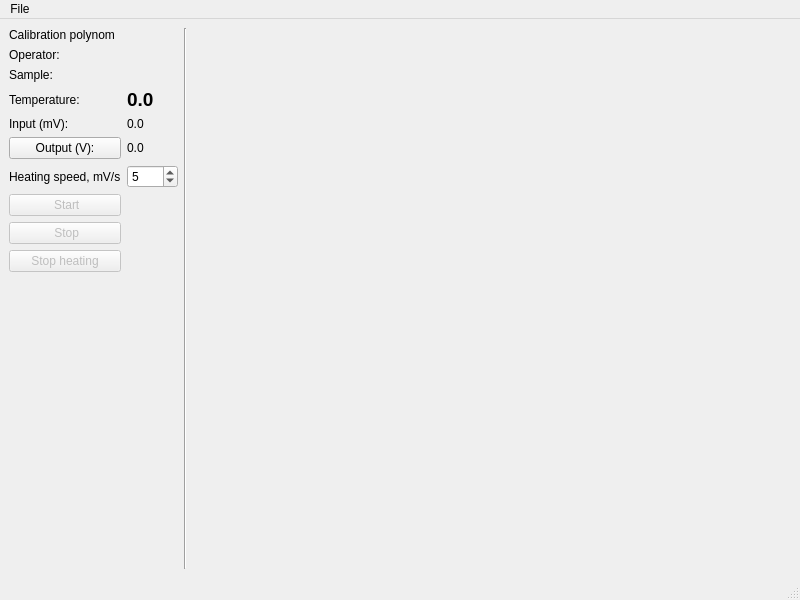
Before: the Qt Designer form assets/MainWindow.ui in ioyurev/vta-collection, drawn with Qt 5.
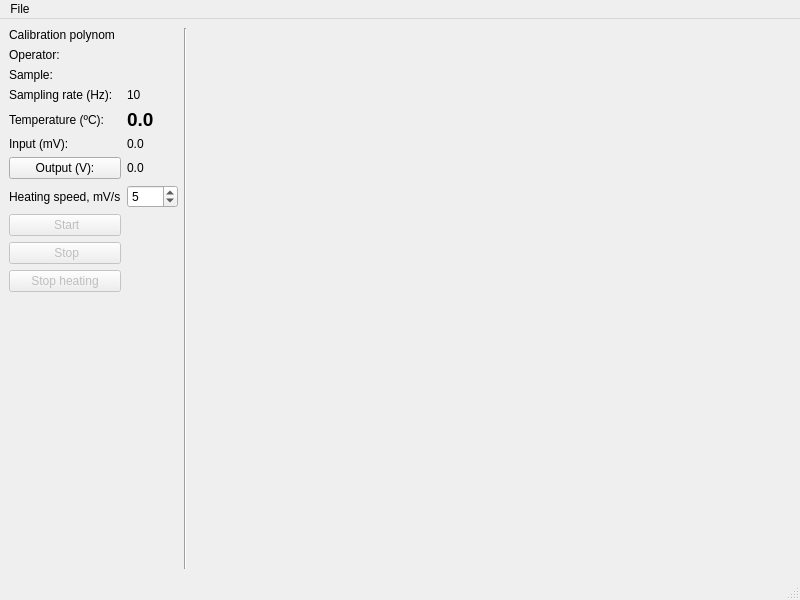
After: the same form once the commit is applied. Icons and pictures are not drawn.

Commit message: feat: add sampling rate display and reduce plot rate

The edit to the form file:
```diff
--- a/assets/MainWindow.ui
+++ b/assets/MainWindow.ui
@@ -21,74 +21,7 @@
    <layout class="QGridLayout" name="gridLayout" columnstretch="0,0,1">
     <item row="0" column="0">
      <layout class="QGridLayout" name="gridLayout_2">
-      <item row="12" column="0">
-       <widget class="QPushButton" name="btn_stop_heat">
-        <property name="enabled">
-         <bool>false</bool>
-        </property>
-        <property name="text">
-         <string>Stop heating</string>
-        </property>
-        <property name="icon">
-         <iconset theme="QIcon::ThemeIcon::DialogError"/>
-        </property>
-       </widget>
-      </item>
-      <item row="10" column="0">
-       <widget class="QPushButton" name="btn_start">
-        <property name="enabled">
-         <bool>false</bool>
-        </property>
-        <property name="text">
-         <string> Start</string>
-        </property>
-        <property name="icon">
-         <iconset theme="QIcon::ThemeIcon::MediaPlaybackStart"/>
-        </property>
-       </widget>
-      </item>
-      <item row="8" column="1">
-       <widget class="QLabel" name="label_output">
-        <property name="text">
-         <string>0.0</string>
-        </property>
-       </widget>
-      </item>
-      <item row="5" column="0" colspan="2">
-       <widget class="QLabel" name="label_sample">
-        <property name="text">
-         <string>Sample:</string>
-        </property>
-       </widget>
-      </item>
-      <item row="3" column="0" colspan="2">
-       <widget class="QLabel" name="label_calibration">
-        <property name="text">
-         <string>Calibration polynom</string>
-        </property>
-       </widget>
-      </item>
-      <item row="9" column="0">
-       <widget class="QLabel" name="label">
-        <property name="text">
-         <string>Heating speed, mV/s</string>
-        </property>
-       </widget>
-      </item>
-      <item row="11" column="0">
-       <widget class="QPushButton" name="btn_stop">
-        <property name="enabled">
-         <bool>false</bool>
-        </property>
-        <property name="text">
-         <string> Stop</string>
-        </property>
-        <property name="icon">
-         <iconset theme="QIcon::ThemeIcon::MediaPlaybackStop"/>
-        </property>
-       </widget>
-      </item>
-      <item row="14" column="1">
+      <item row="15" column="1">
        <spacer name="verticalSpacer">
         <property name="orientation">
          <enum>Qt::Orientation::Vertical</enum>
@@ -101,14 +34,89 @@
         </property>
        </spacer>
       </item>
+      <item row="9" column="1">
+       <widget class="QLabel" name="label_output">
+        <property name="text">
+         <string>0.0</string>
+        </property>
+       </widget>
+      </item>
+      <item row="3" column="0" colspan="2">
+       <widget class="QLabel" name="label_calibration">
+        <property name="text">
+         <string>Calibration polynom</string>
+        </property>
+       </widget>
+      </item>
+      <item row="10" column="0">
+       <widget class="QLabel" name="label">
+        <property name="text">
+         <string>Heating speed, mV/s</string>
+        </property>
+       </widget>
+      </item>
+      <item row="12" column="0">
+       <widget class="QPushButton" name="btn_stop">
+        <property name="enabled">
+         <bool>false</bool>
+        </property>
+        <property name="text">
+         <string> Stop</string>
+        </property>
+        <property name="icon">
+         <iconset theme="QIcon::ThemeIcon::MediaPlaybackStop"/>
+        </property>
+       </widget>
+      </item>
+      <item row="5" column="0" colspan="2">
+       <widget class="QLabel" name="label_sample">
+        <property name="text">
+         <string>Sample:</string>
+        </property>
+       </widget>
+      </item>
+      <item row="8" column="1">
+       <widget class="QLabel" name="label_input">
+        <property name="text">
+         <string>0.0</string>
+        </property>
+       </widget>
+      </item>
       <item row="7" column="0">
+       <widget class="QLabel" name="label_temp">
+        <property name="text">
+         <string>Temperature (ºC):</string>
+        </property>
+       </widget>
+      </item>
+      <item row="9" column="0">
+       <widget class="QPushButton" name="btn_output">
+        <property name="text">
+         <string>Output (V):</string>
+        </property>
+       </widget>
+      </item>
+      <item row="11" column="0">
+       <widget class="QPushButton" name="btn_start">
+        <property name="enabled">
+         <bool>false</bool>
+        </property>
+        <property name="text">
+         <string> Start</string>
+        </property>
+        <property name="icon">
+         <iconset theme="QIcon::ThemeIcon::MediaPlaybackStart"/>
+        </property>
+       </widget>
+      </item>
+      <item row="8" column="0">
        <widget class="QLabel" name="label_3">
         <property name="text">
          <string>Input (mV):</string>
         </property>
        </widget>
       </item>
-      <item row="9" column="1">
+      <item row="10" column="1">
        <widget class="QSpinBox" name="sb_speed">
         <property name="enabled">
          <bool>true</bool>
@@ -124,10 +132,16 @@
         </property>
        </widget>
       </item>
-      <item row="8" column="0">
-       <widget class="QPushButton" name="btn_output">
+      <item row="13" column="0">
+       <widget class="QPushButton" name="btn_stop_heat">
+        <property name="enabled">
+         <bool>false</bool>
+        </property>
         <property name="text">
-         <string>Output (V):</string>
+         <string>Stop heating</string>
+        </property>
+        <property name="icon">
+         <iconset theme="QIcon::ThemeIcon::DialogError"/>
         </property>
        </widget>
       </item>
@@ -138,21 +152,14 @@
         </property>
        </widget>
       </item>
-      <item row="7" column="1">
-       <widget class="QLabel" name="label_input">
-        <property name="text">
-         <string>0.0</string>
-        </property>
-       </widget>
-      </item>
-      <item row="6" column="0">
-       <widget class="QLabel" name="label_temp">
-        <property name="text">
-         <string>Temperature:</string>
-        </property>
-       </widget>
-      </item>
       <item row="6" column="1">
+       <widget class="QLabel" name="label_sampling_rate">
+        <property name="text">
+         <string>10</string>
+        </property>
+       </widget>
+      </item>
+      <item row="7" column="1">
        <widget class="QLabel" name="label_temp_value">
         <property name="font">
          <font>
@@ -165,6 +172,13 @@
         </property>
        </widget>
       </item>
+      <item row="6" column="0">
+       <widget class="QLabel" name="label_2">
+        <property name="text">
+         <string>Sampling rate (Hz):</string>
+        </property>
+       </widget>
+      </item>
      </layout>
     </item>
     <item row="0" column="2">
```
The commit also changes 2 other files.
